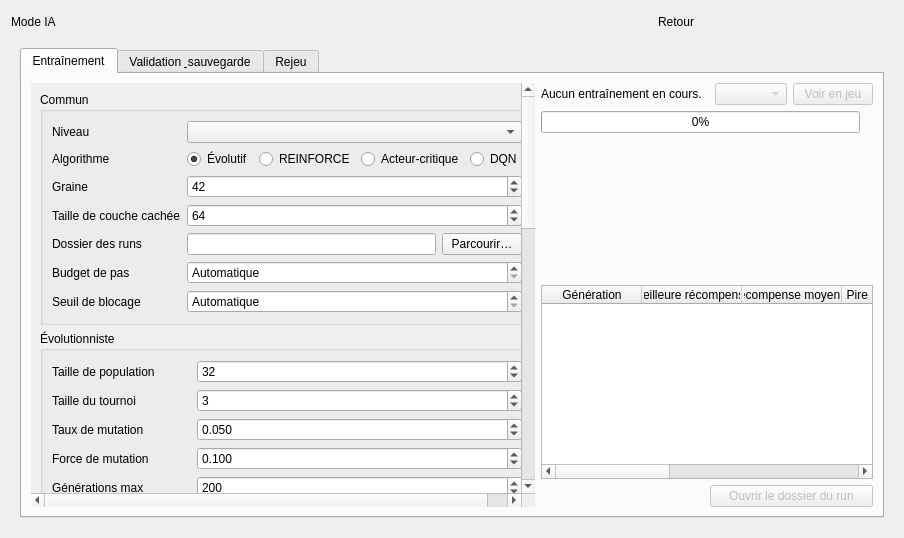
The window that Source/Elements/UI/AiModeScreen.ui (azertval/ProjectGaming) describes before a commit, drawn with Qt 5.
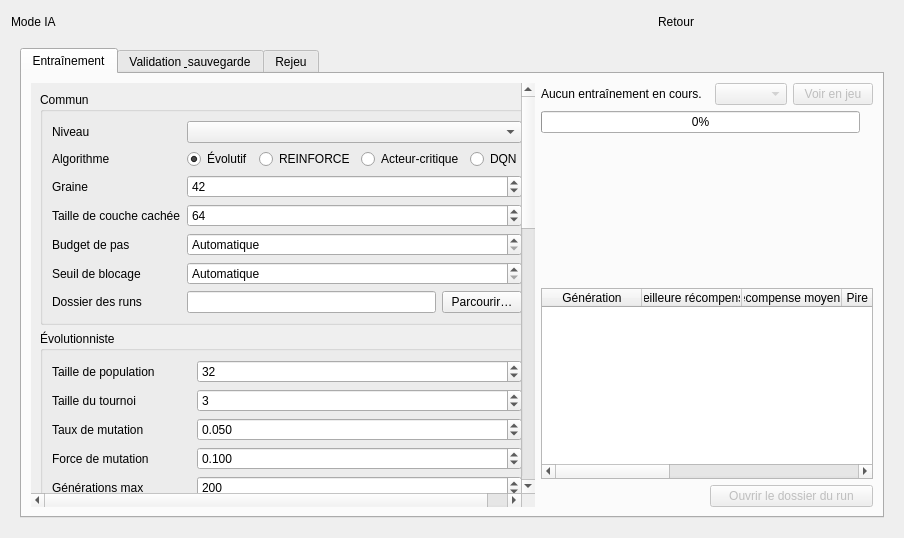
The same window after the commit. Custom widgets are drawn as their Qt base class.

Commit message: LOT-73 -- Refonte IHM : taille, reactivite, mode IA

What changed in the file:
```diff
--- a/Source/Elements/UI/AiModeScreen.ui
+++ b/Source/Elements/UI/AiModeScreen.ui
@@ -89,8 +89,8 @@
              </widget>
             </item>
 
-            <item row="5" column="0"><widget class="QLabel" name="maxStepsBudgetLabel"><property name="text"><string>Budget de pas</string></property></widget></item>
-            <item row="5" column="1">
+            <item row="4" column="0"><widget class="QLabel" name="maxStepsBudgetLabel"><property name="text"><string>Budget de pas</string></property></widget></item>
+            <item row="4" column="1">
              <widget class="QSpinBox" name="stepBudgetSpin">
               <property name="minimum"><number>0</number></property>
               <property name="maximum"><number>1000000</number></property>
@@ -99,8 +99,8 @@
              </widget>
             </item>
 
-            <item row="6" column="0"><widget class="QLabel" name="stuckThresholdLabel"><property name="text"><string>Seuil de blocage</string></property></widget></item>
-            <item row="6" column="1">
+            <item row="5" column="0"><widget class="QLabel" name="stuckThresholdLabel"><property name="text"><string>Seuil de blocage</string></property></widget></item>
+            <item row="5" column="1">
              <widget class="QSpinBox" name="stuckThresholdSpin">
               <property name="minimum"><number>0</number></property>
               <property name="maximum"><number>1000000</number></property>
@@ -109,8 +109,13 @@
              </widget>
             </item>
 
-            <item row="4" column="0"><widget class="QLabel" name="runsRootLabel"><property name="text"><string>Dossier des runs</string></property></widget></item>
-            <item row="4" column="1">
+            <!-- Dernier de la section : c'est un reglage de SORTIE (ou le run s'ecrit), pas un
+                 reglage de ce que le run fait. Il etait declare en ligne 4, entre la topologie et
+                 le budget de pas, alors que le reste suivait l'ordre d'ecriture — l'ordre des
+                 lignes du fichier ne decrivait donc plus l'ordre a l'ecran, ce qui est la seule
+                 chose qu'un fichier de description d'interface ait a faire. -->
+            <item row="6" column="0"><widget class="QLabel" name="runsRootLabel"><property name="text"><string>Dossier des runs</string></property></widget></item>
+            <item row="6" column="1">
              <layout class="QHBoxLayout" name="runsRootRow">
               <item><widget class="QLineEdit" name="runsRootEdit"/></item>
               <item><widget class="QPushButton" name="browseRunsRootButton"><property name="text"><string>Parcourir…</string></property></widget></item>
@@ -435,6 +440,12 @@
          <item>
           <widget class="hmi::TrainingChartWidget" name="trainingChart" native="true">
            <property name="minimumSize"><size><width>200</width><height>140</height></size></property>
+           <property name="sizePolicy">
+            <sizepolicy hsizetype="Expanding" vsizetype="Expanding">
+             <horstretch>0</horstretch>
+             <verstretch>3</verstretch>
+            </sizepolicy>
+           </property>
           </widget>
          </item>
          <item>
@@ -448,6 +459,12 @@
             <enum>QAbstractItemView::SelectRows</enum>
            </property>
            <property name="alternatingRowColors"><bool>true</bool></property>
+           <property name="sizePolicy">
+            <sizepolicy hsizetype="Expanding" vsizetype="Expanding">
+             <horstretch>0</horstretch>
+             <verstretch>4</verstretch>
+            </sizepolicy>
+           </property>
            <property name="columnCount"><number>8</number></property>
            <column><property name="text"><string>Génération</string></property></column>
            <column><property name="text"><string>Meilleure récompense</string></property></column>
```
Left out of the diff: 6 changed lines with no effect on the pictures. The commit also changes 59 other files.
